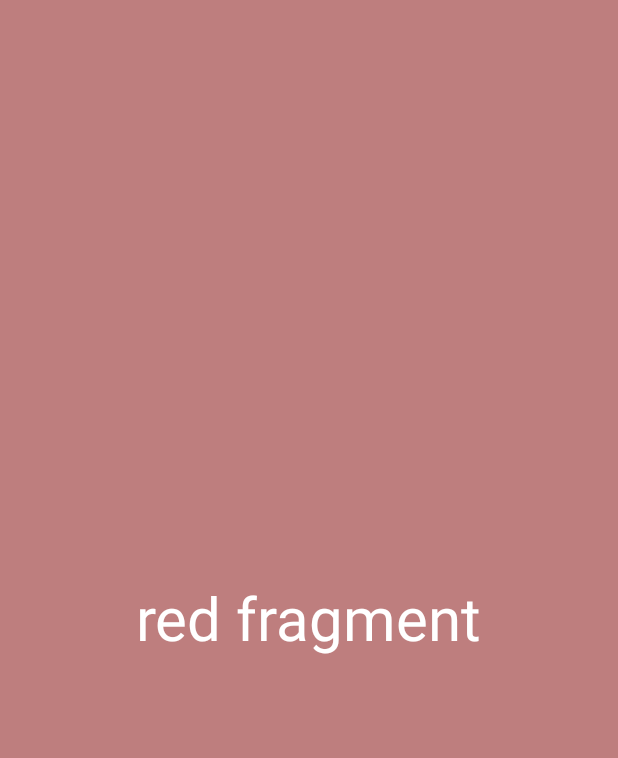
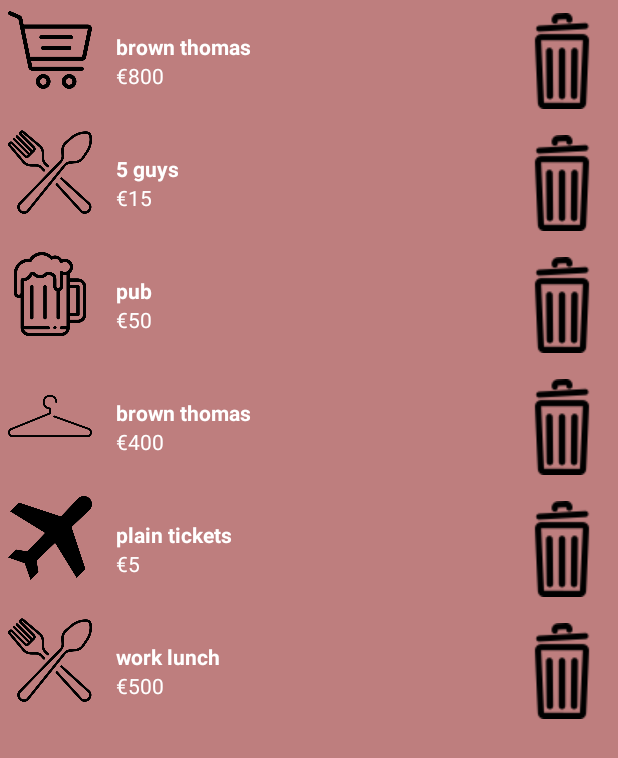
Before and after one commit to jakemurphy217/SmartReceipt, an Android app: the fragment ReceiptFragment shown on its own in the app's theme, on a phone screen of 412 x 824 dp. Shown: the top 758 px of the screen. Run offline under Robolectric (Android 15) with nearby library versions, the phone set to English and light mode, and no system bars.

Commit message:
splash + login + recycleView

```diff
--- a/app/build.gradle
+++ b/app/build.gradle
@@ -28,6 +28,9 @@
     implementation 'com.google.firebase:firebase-auth:19.1.0'
     implementation 'com.google.firebase:firebase-core:17.2.1'
     implementation 'com.firebaseui:firebase-ui-auth:4.3.1'
+
+    implementation 'androidx.recyclerview:recyclerview:1.0.0'
+
     testImplementation 'junit:junit:4.12'
     androidTestImplementation 'androidx.test.ext:junit:1.1.1'
     androidTestImplementation 'androidx.test.espresso:espresso-core:3.2.0'
--- /dev/null
+++ b/app/src/main/java/com/example/smartreceipt/Receipt.java
@@ -0,0 +1,47 @@
+package com.example.smartreceipt;
+
+public class Receipt {
+
+    private String Name;
+    private String Cost;
+    private int photo;
+
+
+    public Receipt() {
+    }
+
+
+    public Receipt(String name, String cost, int photo) {
+        Name = name;
+        Cost = cost;
+        this.photo = photo;
+    }
+
+    //getter
+    public String getName() {
+        return Name;
+    }
+
+    public String getCost() {
+        return Cost;
+    }
+
+    public int getPhoto() {
+        return photo;
+    }
+
+    //setter
+
+
+    public void setName(String name) {
+        Name = name;
+    }
+
+    public void setCost(String cost) {
+        Cost = cost;
+    }
+
+    public void setPhoto(int photo) {
+        this.photo = photo;
+    }
+}
--- a/app/src/main/java/com/example/smartreceipt/ReceiptFragment.java
+++ b/app/src/main/java/com/example/smartreceipt/ReceiptFragment.java
@@ -5,6 +5,8 @@
 import android.os.Bundle;
 
 import androidx.fragment.app.Fragment;
+import androidx.recyclerview.widget.LinearLayoutManager;
+import androidx.recyclerview.widget.RecyclerView;
 
 import android.view.LayoutInflater;
 import android.view.Menu;
@@ -12,16 +14,25 @@
 import android.view.View;
 import android.view.ViewGroup;
 
+import java.util.ArrayList;
+import java.util.List;
+
 
 /**
  * A simple {@link Fragment} subclass.
  * Activities that contain this fragment must implement the
- * {@link ReceiptFragment.OnFragmentInteractionListener} interface
+// * {@link } interface
  * to handle interaction events.
  * Use the {@link ReceiptFragment#newInstance} factory method to
  * create an instance of this fragment.
  */
 public class ReceiptFragment extends Fragment {
+
+    View v;
+    private RecyclerView myRecyclerView;
+    private List<Receipt> firstReceipt;
+
+
     // TODO: Rename parameter arguments, choose names that match
     // the fragment initialization parameters, e.g. ARG_ITEM_NUMBER
     private static final String ARG_PARAM1 = "param1";
@@ -31,7 +42,7 @@
     private String mParam1;
     private String mParam2;
 
-    private OnFragmentInteractionListener mListener;
+//    private OnFragmentInteractionListener mListener;
 
     public ReceiptFragment() {
         // Required empty public constructor
@@ -58,52 +69,60 @@
     @Override
     public void onCreate(Bundle savedInstanceState) {
         super.onCreate(savedInstanceState);
-        if (getArguments() != null) {
-            mParam1 = getArguments().getString(ARG_PARAM1);
-            mParam2 = getArguments().getString(ARG_PARAM2);
-        }
+//        if (getArguments() != null) {
+//            mParam1 = getArguments().getString(ARG_PARAM1);
+//            mParam2 = getArguments().getString(ARG_PARAM2);
+
+
+            firstReceipt = new ArrayList<>();
+            firstReceipt.add(new Receipt("brown thomas","€800",R.drawable.shoppingcart));
+            firstReceipt.add(new Receipt("5 guys", "€15",R.drawable.fork));
+            firstReceipt.add(new Receipt("pub","€50",R.drawable.beer));
+            firstReceipt.add(new Receipt("brown thomas","€400",R.drawable.hangerline));
+            firstReceipt.add(new Receipt("plain tickets", "€5",R.drawable.plane));
+            firstReceipt.add(new Receipt("work lunch","€500",R.drawable.fork));
+
+//        }
     }
 
     @Override
     public View onCreateView(LayoutInflater inflater, ViewGroup container,
                              Bundle savedInstanceState) {
         // Inflate the layout for this fragment
+        v = inflater.inflate(R.layout.fragment_receipt,container,false);
+
+        myRecyclerView = (RecyclerView) v.findViewById(R.id.receipt_recyclerview);
+        RecyclerViewAdapter recyclerViewAdapter = new RecyclerViewAdapter(getContext(),firstReceipt);
+        myRecyclerView.setLayoutManager(new LinearLayoutManager(getActivity()));
+        myRecyclerView.setAdapter(recyclerViewAdapter);
+
 
         setHasOptionsMenu(true);
 
-        return inflater.inflate(R.layout.fragment_receipt, container, false);
+//        return inflater.inflate(R.layout.fragment_receipt, container, false);
+        return v;
     }
 
     @Override
     public void onCreateOptionsMenu(Menu menu, MenuInflater inflater) {
         super.onCreateOptionsMenu(menu, inflater);
-        inflater.inflate(R.menu.menu_receipts,menu);
+        inflater.inflate(R.menu.menu_receipts, menu);
     }
 
 
     // TODO: Rename method, update argument and hook method into UI event
-    public void onButtonPressed(Uri uri) {
-        if (mListener != null) {
-            mListener.onFragmentInteraction(uri);
-        }
-    }
-
-//    @Override
-//    public void onAttach(Context context) {
-//        super.onAttach(context);
-//        if (context instanceof OnFragmentInteractionListener) {
-//            mListener = (OnFragmentInteractionListener) context;
-//        } else {
-//            throw new RuntimeException(context.toString()
-//                    + " must implement OnFragmentInteractionListener");
+//    public void onButtonPressed(Uri uri) {
+//        if (mListener != null) {
+//            mListener.onFragmentInteraction(uri);
 //        }
 //    }
 
-    @Override
-    public void onDetach() {
-        super.onDetach();
-        mListener = null;
-    }
+
+//    @Override
+//    public void onDetach() {
+//        super.onDetach();
+//        mListener = null;
+//    }
 
     /**
      * This interface must be implemented by activities that contain this
@@ -115,8 +134,8 @@
      * "http://developer.android.com/training/basics/fragments/communicating.html"
      * >Communicating with Other Fragments</a> for more information.
      */
-    public interface OnFragmentInteractionListener {
-        // TODO: Update argument type and name
-        void onFragmentInteraction(Uri uri);
-    }
+//    public interface OnFragmentInteractionListener {
+//        // TODO: Update argument type and name
+//        void onFragmentInteraction(Uri uri);
+//    }
 }
--- /dev/null
+++ b/app/src/main/java/com/example/smartreceipt/RecyclerViewAdapter.java
@@ -0,0 +1,74 @@
+package com.example.smartreceipt;
+
+import android.content.Context;
+import android.view.LayoutInflater;
+import android.view.View;
+import android.view.ViewGroup;
+import android.widget.ImageView;
+import android.widget.TextView;
+
+import androidx.annotation.NonNull;
+import androidx.recyclerview.widget.RecyclerView;
+
+import java.util.List;
+
+public class RecyclerViewAdapter extends RecyclerView.Adapter<RecyclerViewAdapter.MyViewHolder> {
+
+
+    Context mContext;
+    List<Receipt> mData;
+
+    public RecyclerViewAdapter(Context mContext, List<Receipt> mData) {
+        this.mContext = mContext;
+        this.mData = mData;
+    }
+
+    @NonNull
+    @Override
+    public MyViewHolder onCreateViewHolder(@NonNull ViewGroup parent, int viewType) {
+
+        View v;
+        v = LayoutInflater.from(mContext).inflate(R.layout.item_receipt,parent,false);
+        MyViewHolder vHolder = new MyViewHolder(v);
+
+
+         return vHolder;
+    }
+
+    @Override
+    public void onBindViewHolder(@NonNull MyViewHolder holder, int position) {
+
+        holder.tv_name.setText(mData.get(position).getName());
+        holder.tv_cost.setText(mData.get(position).getCost());
+        holder.img.setImageResource(mData.get(position).getPhoto());
+
+
+    }
+
+    @Override
+    public int getItemCount() {
+
+//        return mData == null ? 0 : mData.size();
+        return mData.size();
+
+    }
+
+    public static class MyViewHolder extends RecyclerView.ViewHolder {
+
+        private TextView tv_name;
+        private TextView tv_cost;
+        private ImageView img;
+
+        public MyViewHolder(@NonNull View itemView) {
+
+            super(itemView);
+
+
+            tv_name = (TextView) itemView.findViewById(R.id.name_receipt);
+            tv_cost = (TextView) itemView.findViewById(R.id.cost_receipt);
+            img = (ImageView) itemView.findViewById(R.id.img_receipt);
+
+        }
+    }
+
+}
--- /dev/null
+++ b/app/src/main/res/drawable/ic_android.xml
@@ -0,0 +1,9 @@
+<vector xmlns:android="http://schemas.android.com/apk/res/android"
+        android:width="24dp"
+        android:height="24dp"
+        android:viewportWidth="24.0"
+        android:viewportHeight="24.0">
+    <path
+        android:fillColor="#FF000000"
+        android:pathData="M6,18c0,0.55 0.45,1 1,1h1v3.5c0,0.83 0.67,1.5 1.5,1.5s1.5,-0.67 1.5,-1.5L11,19h2v3.5c0,0.83 0.67,1.5 1.5,1.5s1.5,-0.67 1.5,-1.5L16,19h1c0.55,0 1,-0.45 1,-1L18,8L6,8v10zM3.5,8C2.67,8 2,8.67 2,9.5v7c0,0.83 0.67,1.5 1.5,1.5S5,17.33 5,16.5v-7C5,8.67 4.33,8 3.5,8zM20.5,8c-0.83,0 -1.5,0.67 -1.5,1.5v7c0,0.83 0.67,1.5 1.5,1.5s1.5,-0.67 1.5,-1.5v-7c0,-0.83 -0.67,-1.5 -1.5,-1.5zM15.53,2.16l1.3,-1.3c0.2,-0.2 0.2,-0.51 0,-0.71 -0.2,-0.2 -0.51,-0.2 -0.71,0l-1.48,1.48C13.85,1.23 12.95,1 12,1c-0.96,0 -1.86,0.23 -2.66,0.63L7.85,0.15c-0.2,-0.2 -0.51,-0.2 -0.71,0 -0.2,0.2 -0.2,0.51 0,0.71l1.31,1.31C6.97,3.26 6,5.01 6,7h12c0,-1.99 -0.97,-3.75 -2.47,-4.84zM10,5L9,5L9,4h1v1zM15,5h-1L14,4h1v1z"/>
+</vector>
--- a/app/src/main/res/layout/fragment_receipt.xml
+++ b/app/src/main/res/layout/fragment_receipt.xml
@@ -1,5 +1,5 @@
 <?xml version="1.0" encoding="utf-8"?>
-<FrameLayout xmlns:android="http://schemas.android.com/apk/res/android"
+<LinearLayout xmlns:android="http://schemas.android.com/apk/res/android"
     xmlns:tools="http://schemas.android.com/tools"
     android:layout_width="match_parent"
     android:layout_height="match_parent"
@@ -7,12 +7,11 @@
     android:background="#BE7E7E">
 
     <!-- TODO: Update blank fragment layout -->
-    <TextView
-        android:layout_width="wrap_content"
-        android:layout_height="wrap_content"
-        android:text="red fragment"
-        android:textColor="#fff"
-        android:textSize="40sp"
-        android:layout_gravity="center"/>
+   <androidx.recyclerview.widget.RecyclerView
+       android:layout_width="match_parent"
+       android:layout_height="match_parent"
+       android:id="@+id/receipt_recyclerview">
 
-</FrameLayout>
+   </androidx.recyclerview.widget.RecyclerView>
+
+</LinearLayout>
--- /dev/null
+++ b/app/src/main/res/layout/item_receipt.xml
@@ -0,0 +1,54 @@
+<?xml version="1.0" encoding="utf-8"?>
+<LinearLayout xmlns:android="http://schemas.android.com/apk/res/android"
+    android:layout_width="match_parent"
+    android:layout_height="wrap_content"
+    android:orientation="horizontal"
+    android:padding="5dp">
+
+
+    <ImageView
+        android:layout_width="56dp"
+        android:layout_height="56dp"
+        android:src="@mipmap/ic_launcher_round"
+        android:id="@+id/img_receipt"/>
+
+    <LinearLayout
+        android:layout_width="wrap_content"
+        android:layout_height="wrap_content"
+        android:layout_margin="16dp"
+        android:orientation="vertical">
+
+        <TextView
+            android:id="@+id/name_receipt"
+            android:layout_width="wrap_content"
+            android:layout_height="wrap_content"
+            android:text="Receipt Name"
+            android:textStyle="bold"
+            android:textColor="#fff"/>
+
+
+        <TextView
+            android:id="@+id/cost_receipt"
+            android:layout_width="wrap_content"
+            android:layout_height="wrap_content"
+            android:text="Receipt cost"
+            android:textColor="#fff"/>
+
+
+    </LinearLayout>
+
+    <LinearLayout
+        android:layout_width="match_parent"
+        android:layout_height="match_parent"
+        android:gravity="end">
+
+        <ImageView
+            android:layout_gravity="center_vertical"
+            android:layout_width="wrap_content"
+            android:layout_height="wrap_content"
+            android:src="@drawable/recyclebin" />
+
+
+    </LinearLayout>
+
+</LinearLayout>
```
Also changed, not shown: app/src/main/java/com/example/smartreceipt/AccountFragment.java (+2 -8 lines), app/src/main/res/drawable/beer.png (added), app/src/main/res/drawable/fork.png (added), app/src/main/res/drawable/hangerline.png (added), app/src/main/res/drawable/plane.png (added), app/src/main/res/drawable/recyclebin.png (added), app/src/main/res/drawable/shoppingcart.png (added).
